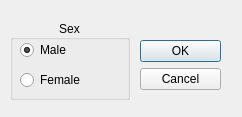
First picture: the form in src/user_settings.ui, repository minorsecond/BuzzBot, before the edit.
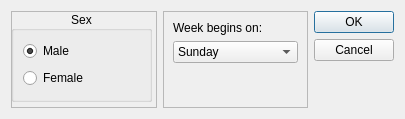
Second picture: the form after the edit.

Commit message: Add weekday specification on user settings dialog

Patch:
```diff
--- a/src/user_settings.ui
+++ b/src/user_settings.ui
@@ -6,22 +6,16 @@
    <rect>
     <x>0</x>
     <y>0</y>
-    <width>242</width>
-    <height>117</height>
+    <width>405</width>
+    <height>119</height>
    </rect>
   </property>
   <property name="windowTitle">
    <string>User Settings</string>
   </property>
+  <layout class="QGridLayout" name="gridLayout_2">
+   <item row="0" column="2">
   <widget class="QDialogButtonBox" name="userSettingsButtonBox">
-   <property name="geometry">
-    <rect>
-     <x>140</x>
-     <y>40</y>
-     <width>81</width>
-     <height>61</height>
-    </rect>
-   </property>
    <property name="orientation">
     <enum>Qt::Vertical</enum>
    </property>
@@ -29,13 +23,93 @@
     <set>QDialogButtonBox::Cancel|QDialogButtonBox::Ok</set>
    </property>
   </widget>
+   </item>
+   <item row="0" column="1">
+    <widget class="QFrame" name="frame_2">
+     <property name="frameShape">
+      <enum>QFrame::StyledPanel</enum>
+     </property>
+     <property name="frameShadow">
+      <enum>QFrame::Raised</enum>
+     </property>
+     <layout class="QGridLayout" name="gridLayout_3">
+      <item row="1" column="0">
+       <widget class="QComboBox" name="comboBox">
+        <item>
+         <property name="text">
+          <string>Sunday</string>
+         </property>
+        </item>
+        <item>
+         <property name="text">
+          <string>Monday</string>
+         </property>
+        </item>
+        <item>
+         <property name="text">
+          <string>Tuesday</string>
+         </property>
+        </item>
+        <item>
+         <property name="text">
+          <string>Wednesday</string>
+         </property>
+        </item>
+        <item>
+         <property name="text">
+          <string>Thursday</string>
+         </property>
+        </item>
+        <item>
+         <property name="text">
+          <string>Friday</string>
+         </property>
+        </item>
+        <item>
+         <property name="text">
+          <string>Saturday</string>
+         </property>
+        </item>
+       </widget>
+      </item>
+      <item row="0" column="0">
+       <widget class="QLabel" name="label">
+        <property name="text">
+         <string>Week begins on:</string>
+        </property>
+       </widget>
+      </item>
+      <item row="2" column="0">
+       <spacer name="verticalSpacer">
+        <property name="orientation">
+         <enum>Qt::Vertical</enum>
+        </property>
+        <property name="sizeHint" stdset="0">
+         <size>
+          <width>20</width>
+          <height>40</height>
+         </size>
+        </property>
+       </spacer>
+      </item>
+     </layout>
+    </widget>
+   </item>
+   <item row="0" column="0">
+    <widget class="QFrame" name="frame">
+     <property name="frameShape">
+      <enum>QFrame::StyledPanel</enum>
+     </property>
+     <property name="frameShadow">
+      <enum>QFrame::Raised</enum>
+     </property>
   <widget class="QGroupBox" name="sexGroup">
    <property name="geometry">
     <rect>
-     <x>10</x>
-     <y>20</y>
-     <width>120</width>
-     <height>80</height>
+        <x>0</x>
+        <y>0</y>
+        <width>141</width>
+        <height>91</height>
     </rect>
    </property>
    <property name="title">
@@ -47,15 +121,9 @@
    <property name="flat">
     <bool>true</bool>
    </property>
+      <layout class="QGridLayout" name="gridLayout_4">
+       <item row="0" column="0">
    <widget class="QRadioButton" name="maleSelection">
-    <property name="geometry">
-     <rect>
-      <x>10</x>
-      <y>20</y>
-      <width>100</width>
-      <height>20</height>
-     </rect>
-    </property>
     <property name="text">
      <string>Male</string>
     </property>
@@ -63,20 +131,19 @@
      <bool>true</bool>
     </property>
    </widget>
+       </item>
+       <item row="1" column="0">
    <widget class="QRadioButton" name="femaleSelection">
-    <property name="geometry">
-     <rect>
-      <x>10</x>
-      <y>50</y>
-      <width>100</width>
-      <height>20</height>
-     </rect>
-    </property>
     <property name="text">
      <string>Female</string>
     </property>
    </widget>
-  </widget>
+       </item>
+      </layout>
+     </widget>
+    </widget>
+   </item>
+  </layout>
  </widget>
  <resources/>
  <connections>
```
Lines whose indentation alone changed are shown as unchanged. The commit also changes 1 other file.
